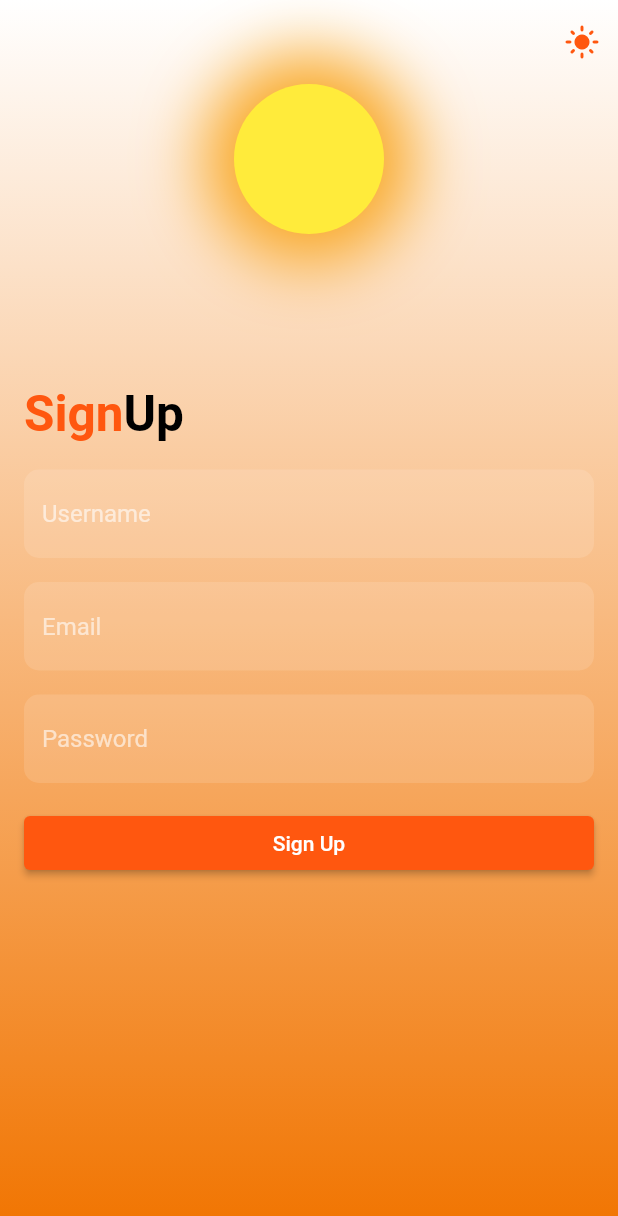
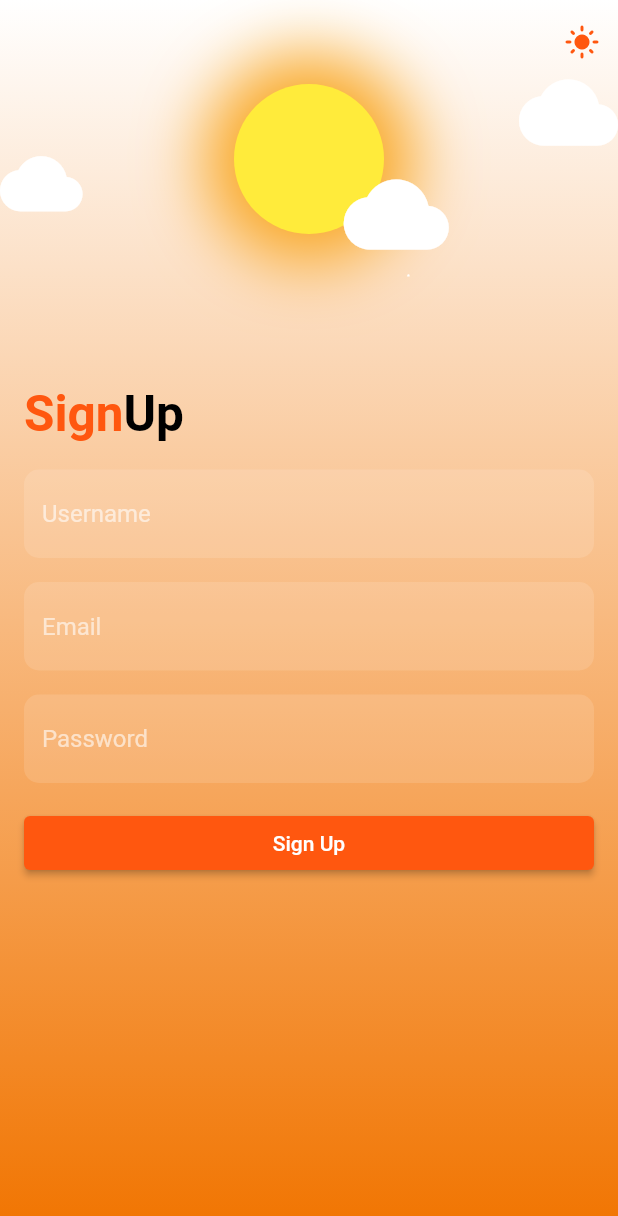
Before and after one commit to sanuponnulli/Animated-theme-switcher-, a Flutter app: the screen it shows after launch, on a phone screen of 412 x 824 dp. Shown: the top 1216 px of the screen. Run offline on Flutter 3.47's test engine with Material 3 defaults, Android fonts, the phone set to English and light mode, and no system bars; drawn by our look-alikes of flutter_animate.

Commit message:
Refactor animation controllers and add cloud icons

```diff
--- a/lib/myapp.dart
+++ b/lib/myapp.dart
@@ -17,18 +17,21 @@ class SignupScreen extends StatefulWidget {
 }
 
 class _SignupScreenState extends State<SignupScreen>
-    with SingleTickerProviderStateMixin {
+    with TickerProviderStateMixin {
   late AnimationController _controller;
+  late AnimationController _controller2;
 
   @override
   void initState() {
     // TODO: implement initState
 
     _controller =
-        AnimationController(vsync: this, duration: const Duration(seconds: 1))
-          ..addListener(() {
-            log('Value: ${_controller.value}');
-          });
+        AnimationController(vsync: this, duration: const Duration(seconds: 1));
+    _controller2 = AnimationController(
+      duration: const Duration(milliseconds: 300),
+      vsync: this,
+    );
+    _controller2.forward();
     _controller.forward();
 
     super.initState();
@@ -88,6 +91,7 @@ class _SignupScreenState extends State<SignupScreen>
                 ? IconButton(
                     onPressed: () {
                       _controller.forward();
+                      _controller2.forward();
                       final value =
                           Theme.of(context).brightness == Brightness.light;
                       setState(() {
@@ -106,6 +110,7 @@ class _SignupScreenState extends State<SignupScreen>
                 : IconButton(
                     onPressed: () {
                       _controller.reverse();
+                      _controller2.reverse();
                       final value =
                           Theme.of(context).brightness == Brightness.light;
                       setState(() {
@@ -234,6 +239,90 @@ class _SignupScreenState extends State<SignupScreen>
 
                   //
                   )),
+          SizedBox(
+            height: 150,
+            width: double.maxFinite,
+            child: Stack(
+              children: [
+                Align(
+                  alignment: Alignment.bottomLeft,
+                  child: const Icon(
+                    Icons.star,
+                    color: Color.fromARGB(255, 255, 255, 255),
+                    size: 22,
+                  ).animate(controller: _controller2).scaleXY(
+                        begin: 1.0,
+                        end: 0.1,
+                      ),
+                ),
+                Align(
+                  alignment: Alignment.centerRight,
+                  child: const Icon(
+                    Icons.star,
+                    color: Color.fromARGB(255, 255, 255, 255),
+                    size: 22,
+                  ).animate(controller: _controller2).scaleXY(
+                        begin: 1.0,
+                        end: 0.1,
+                      ),
+                ),
+                Align(
+                  alignment: const Alignment(.34, 1.7),
+                  child: const Icon(
+                    Icons.star,
+                    color: Color.fromARGB(255, 255, 255, 255),
+                    size: 22,
+                  ).animate(controller: _controller2).scaleXY(
+                        begin: 1.0,
+                        end: 0.1,
+                      ),
+                ),
+              ],
+            ),
+          ),
+          Animate(
+            // delay: const Duration(milliseconds: 3000),
+            controller: _controller2,
+            effects: const [
+              SlideEffect(
+                duration: Duration(milliseconds: 1000),
+                begin: Offset(3, 0),
+                end: Offset(0, 0),
+              )
+            ],
+            child: const SizedBox(
+              height: 150,
+              width: double.maxFinite,
+              child: Stack(
+                children: [
+                  Align(
+                    alignment: Alignment.bottomLeft,
+                    child: Icon(
+                      Icons.cloud,
+                      color: Color.fromARGB(255, 255, 255, 255),
+                      size: 55,
+                    ),
+                  ),
+                  Align(
+                    alignment: Alignment.centerRight,
+                    child: Icon(
+                      Icons.cloud,
+                      color: Color.fromARGB(255, 255, 255, 255),
+                      size: 66,
+                    ),
+                  ),
+                  Align(
+                    alignment: Alignment(.34, 1.7),
+                    child: Icon(
+                      Icons.cloud,
+                      color: Color.fromARGB(255, 255, 255, 255),
+                      size: 70,
+                    ),
+                  ),
+                ],
+              ),
+            ),
+          ),
           Visibility(
             visible: true,
             child: Container(
```
